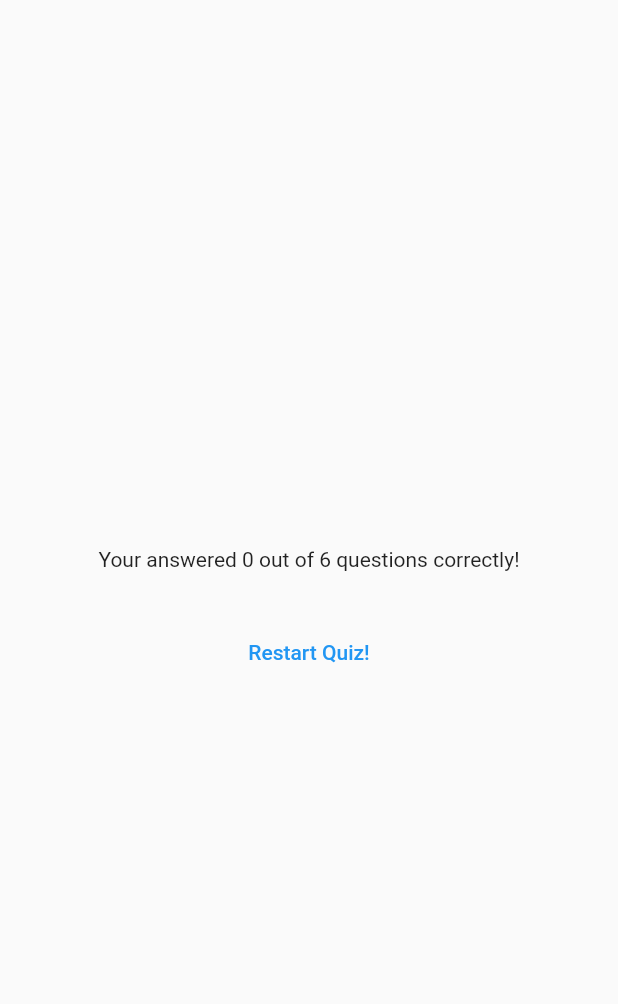
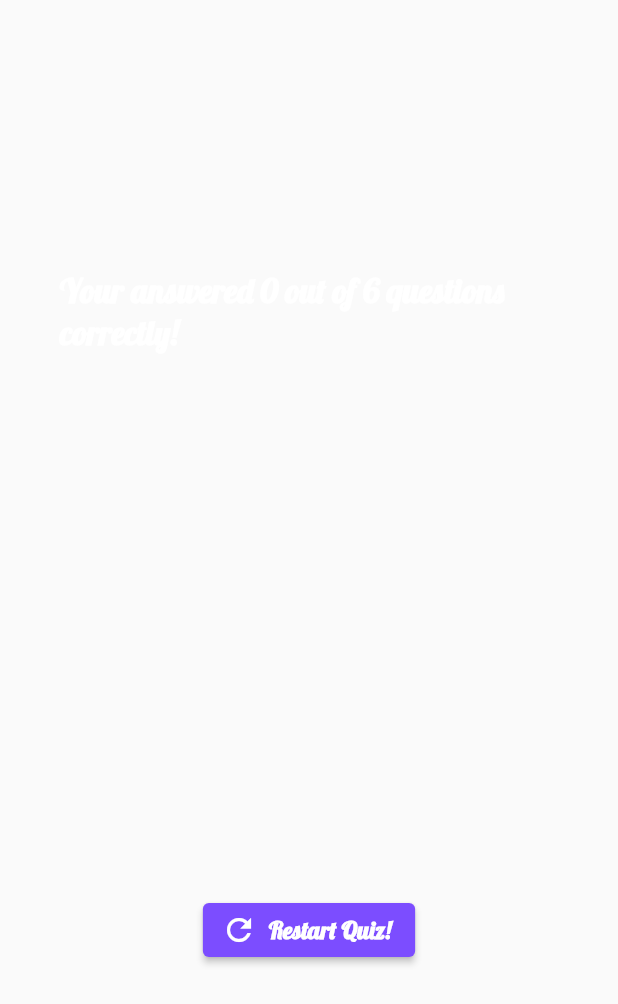
Before and after one commit to LearningAndDevelopment-Flutter/pnt_quiz, a Flutter app: the ResultScreen widget shown alone on an empty page, opened directly with empty values, on a phone screen of 412 x 824 dp. Shown: the top 1004 px of the screen. Run offline on Flutter 3.47's test engine with Material 2 defaults, Android fonts, the light colour scheme and no system bars; our stand-ins replace google_fonts.

Commit message:
Update result screen

```diff
--- a/lib/result_screen.dart
+++ b/lib/result_screen.dart
@@ -1,4 +1,5 @@
 import 'package:flutter/material.dart';
+import 'package:google_fonts/google_fonts.dart';
 import 'package:pnt_quiz/data/question.dart';
 import 'package:pnt_quiz/question_summary.dart';
 
@@ -13,7 +14,7 @@ class ResultScreen extends StatelessWidget {
     for (var i = 0; i < chosenAnswers.length; i++) {
       summary.add({
         'question_index': i,
-        'question': questions[i].toString(),
+        'question': questions[i].question,
         'correct_answer': questions[i].answers[0],
         'user_answer': chosenAnswers[i],
       });
@@ -37,12 +38,36 @@ class ResultScreen extends StatelessWidget {
               mainAxisAlignment: MainAxisAlignment.center,
               children: [
                 Text(
-                    'Your answered $numCorrectQuestions out of $numTotalQuestions questions correctly!'),
+                  'Your answered $numCorrectQuestions out of $numTotalQuestions questions correctly!',
+                  style: GoogleFonts.lobster(
+                    color: Colors.white,
+                    fontSize: 22,
+                    fontWeight: FontWeight.bold,
+                  ),
+                ),
                 const SizedBox(
                   height: 30,
                 ),
                 QuestionSummary(getSummaryDate()),
-                TextButton(onPressed: () {}, child: const Text('Restart Quiz!'))
+                const SizedBox(
+                  height: 30,
+                ),
+                ElevatedButton.icon(
+                  onPressed: () {},
+                  style: ButtonStyle(
+                    backgroundColor:
+                        MaterialStateProperty.all(Colors.deepPurpleAccent),
+                  ),
+                  icon: const Icon(Icons.refresh),
+                  label: Text(
+                    'Restart Quiz!',
+                    style: GoogleFonts.lobster(
+                      color: Colors.white,
+                      fontSize: 16,
+                      fontWeight: FontWeight.bold,
+                    ),
+                  ),
+                ),
               ],
             )));
   }
```
Also changed, not shown: lib/question_summary.dart (+52 -5 lines), pubspec.lock.
